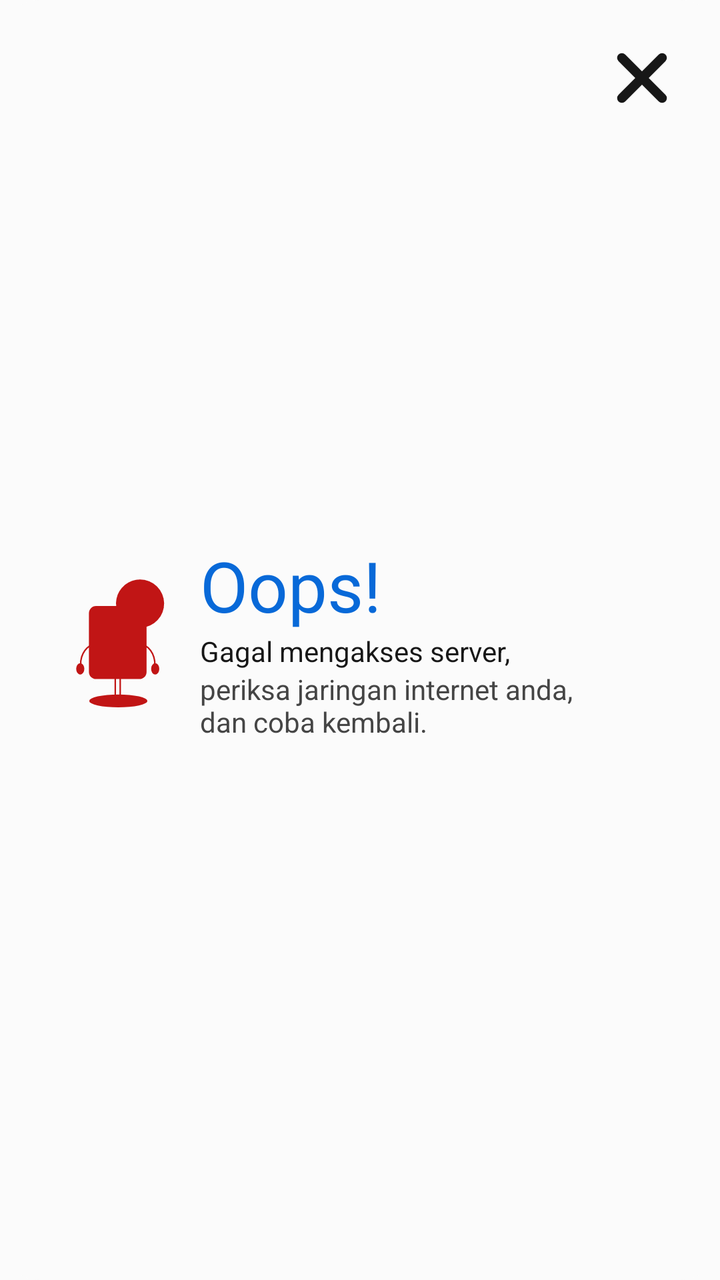
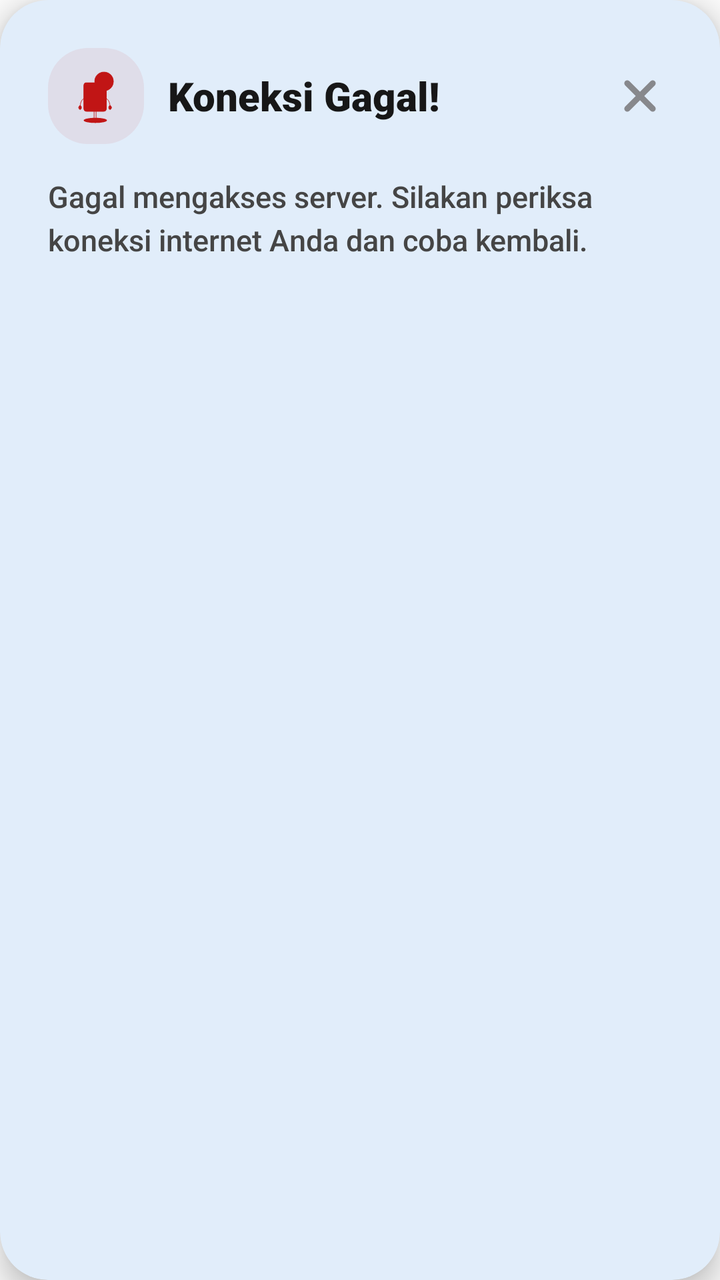

An Android layout rendered at two revisions. The XML below is the earlier revision; the diff shows what the commit changed to produce the second picture.
<!-- AndroidManifest.xml: application theme Theme.AppPemko -->
<!-- res/layout/view_error.xml -->
<?xml version="1.0" encoding="utf-8"?>

<LinearLayout xmlns:android="http://schemas.android.com/apk/res/android"
    xmlns:app="http://schemas.android.com/apk/res-auto"
    android:layout_width="match_parent"
    android:layout_height="200dp"
    android:background="@drawable/backgoundovalputih"
    android:backgroundTint="@color/surface_main"
    android:layout_margin="20dp"
    >
        <RelativeLayout
            android:layout_width="match_parent"
            android:layout_height="match_parent"
            android:padding="20dp">

            <ImageView
                android:layout_width="80dp"
                android:layout_height="80dp"
                app:srcCompat="@drawable/ic_emot_error"
                app:tint="@color/merah"
                android:id="@+id/emoticon"
                android:layout_centerVertical="true"/>

            <LinearLayout
                android:layout_toRightOf="@+id/emoticon"
                android:layout_width="wrap_content"
                android:layout_height="wrap_content"
                android:layout_centerInParent="true"
                android:orientation="vertical"
                >

                <TextView
                    android:layout_width="wrap_content"
                    android:layout_height="wrap_content"
                    android:text="Oops!"
                    android:textSize="35sp"
                    android:textColor="@color/primary_brand"
                    />

                <TextView
                    android:layout_width="wrap_content"
                    android:layout_height="wrap_content"
                    android:text="Gagal mengakses server,"
                    android:textColor="@color/text_primary"

                    android:textSize="14sp"
                    />

                <TextView
                    android:layout_width="wrap_content"
                    android:layout_height="wrap_content"
                    android:text="periksa jaringan internet anda, \ndan coba kembali."
                    android:textColor="@color/text_secondary"
                    android:textSize="14sp"
                    />

            </LinearLayout>


            <ImageView
                android:id="@+id/tvTutupDialog"
                android:layout_width="38dp"
                android:layout_height="38dp"
                android:layout_alignParentTop="true"
                android:layout_alignParentEnd="true"
                android:clickable="true"
                android:src="@drawable/one_close"
                app:tint="@color/text_primary"
                android:focusable="true"/>

        </RelativeLayout>
</LinearLayout>
<!-- resources referenced by this layout -->
<resources>
  <color name="merah">#C11515</color>
  <color name="primary_brand">#0869D8</color>
  <color name="surface_main">#FFFFFF</color>
  <color name="text_primary">#171717</color>
  <color name="text_secondary">#454545</color>
  <!-- drawable backgoundovalputih (drawable) -->
  <?xml version="1.0" encoding="utf-8"?>
  
  <shape xmlns:android="http://schemas.android.com/apk/res/android"
      android:tintMode="multiply"
      android:shape="rectangle"
      >
  
      <solid
          android:color="@color/background_color"/>
      <corners
          android:radius="20dp"/>
  </shape>
  <!-- drawable ic_emot_error: vector/xml drawable (drawable, 7223 chars, omitted) -->
  <!-- drawable one_close (drawable) -->
  <vector xmlns:android="http://schemas.android.com/apk/res/android" android:height="30dp" android:viewportHeight="1024" android:viewportWidth="1024" android:width="30dp">
        
      <path android:fillColor="@color/font" android:pathData="M195.2,195.2a64,64 0,0 1,90.5 0L512,421.5 738.3,195.2a64,64 0,0 1,90.5 90.5L602.5,512 828.8,738.3a64,64 0,0 1,-90.5 90.5L512,602.5 285.7,828.8a64,64 0,0 1,-90.5 -90.5L421.5,512 195.2,285.7a64,64 0,0 1,0 -90.5z"/>
      
  </vector>
  <style name="Theme.AppPemko" parent="Base.Theme.AppPemko">
          <item name="android:textColor">@color/text_primary</item>
      </style>
  <color name="background_color">#FBFBFB</color>
  <color name="font">#454545</color>
  <style name="Base.Theme.AppPemko" parent="Theme.Material3.DayNight.NoActionBar">
          <item name="colorPrimary">@color/primary_brand</item>
          <item name="colorOnPrimary">@color/on_primary_brand</item>
          <item name="colorSecondary">@color/brand_secondary</item>
          <item name="colorOnSecondary">@color/white</item>
          <item name="colorSurface">@color/surface_main</item>
          <item name="colorOnSurface">@color/text_primary</item>
          <item name="colorSurfaceVariant">@color/surface_variant</item>
          <item name="colorOnSurfaceVariant">@color/text_secondary</item>
          <item name="android:statusBarColor">@color/primary_brand</item>
          <item name="android:windowBackground">@color/background_main</item>
          <item name="android:fontFamily">sans-serif</item>
          <item name="android:windowAnimationStyle">@style/Animation.App.Activity</item>
      </style>
  <color name="on_primary_brand">#FFFFFF</color>
  <color name="brand_secondary">#E91E63</color>
  <color name="white">#FFFFFF</color>
  <color name="surface_variant">#F4F4F4</color>
  <color name="background_main">#FBFBFB</color>
  <style name="Animation.App.Activity" parent="@android:style/Animation.Activity">
          <item name="android:activityOpenEnterAnimation">@anim/slide_in_right</item>
          <item name="android:activityOpenExitAnimation">@anim/slide_out_left</item>
          <item name="android:activityCloseEnterAnimation">@anim/slide_in_left</item>
          <item name="android:activityCloseExitAnimation">@anim/slide_out_right</item>
      </style>
</resources>

<!-- the commit's change to res/layout/view_error.xml (unified diff, before → after) -->
@@ -1,72 +1,72 @@
 <?xml version="1.0" encoding="utf-8"?>
 
-<LinearLayout xmlns:android="http://schemas.android.com/apk/res/android"
+<com.google.android.material.card.MaterialCardView xmlns:android="http://schemas.android.com/apk/res/android"
     xmlns:app="http://schemas.android.com/apk/res-auto"
     android:layout_width="match_parent"
-    android:layout_height="200dp"
-    android:background="@drawable/backgoundovalputih"
-    android:backgroundTint="@color/surface_main"
+    android:layout_height="wrap_content"
     android:layout_margin="20dp"
-    >
+    app:cardBackgroundColor="@color/surface_main"
+    app:cardCornerRadius="24dp"
+    app:cardElevation="8dp"
+    app:strokeWidth="0dp">
+
+    <LinearLayout
+        android:layout_width="match_parent"
+        android:layout_height="wrap_content"
+        android:orientation="vertical"
+        android:padding="24dp">
+
         <RelativeLayout
             android:layout_width="match_parent"
-            android:layout_height="match_parent"
-            android:padding="20dp">
+            android:layout_height="wrap_content"
+            android:layout_marginBottom="16dp">
 
             <ImageView
-                android:layout_width="80dp"
-                android:layout_height="80dp"
+                android:id="@+id/emoticon"
+                android:layout_width="48dp"
+                android:layout_height="48dp"
+                android:layout_centerVertical="true"
+                android:layout_marginEnd="12dp"
+                android:background="@drawable/backgoundovalabuabu"
+                android:backgroundTint="#12C11515"
+                android:padding="8dp"
                 app:srcCompat="@drawable/ic_emot_error"
                 app:tint="@color/merah"
-                android:id="@+id/emoticon"
-                android:layout_centerVertical="true"/>
+                android:contentDescription="Ikon Error" />
 
-            <LinearLayout
-                android:layout_toRightOf="@+id/emoticon"
+            <TextView
                 android:layout_width="wrap_content"
                 android:layout_height="wrap_content"
-                android:layout_centerInParent="true"
-                android:orientation="vertical"
-                >
-
-                <TextView
-                    android:layout_width="wrap_content"
-                    android:layout_height="wrap_content"
-                    android:text="Oops!"
-                    android:textSize="35sp"
-                    android:textColor="@color/primary_brand"
-                    />
-
-                <TextView
-                    android:layout_width="wrap_content"
-                    android:layout_height="wrap_content"
-                    android:text="Gagal mengakses server,"
-                    android:textColor="@color/text_primary"
-
-                    android:textSize="14sp"
-                    />
-
-                <TextView
-                    android:layout_width="wrap_content"
-                    android:layout_height="wrap_content"
-                    android:text="periksa jaringan internet anda, \ndan coba kembali."
-                    android:textColor="@color/text_secondary"
-                    android:textSize="14sp"
-                    />
-
-            </LinearLayout>
-
+                android:layout_centerVertical="true"
+                android:layout_toEndOf="@+id/emoticon"
+                android:text="Koneksi Gagal!"
+                android:textColor="@color/text_primary"
+                android:textSize="20sp"
+                android:fontFamily="sans-serif-black" />
 
             <ImageView
                 android:id="@+id/tvTutupDialog"
-                android:layout_width="38dp"
-                android:layout_height="38dp"
-                android:layout_alignParentTop="true"
+                android:layout_width="32dp"
+                android:layout_height="32dp"
                 android:layout_alignParentEnd="true"
+                android:layout_centerVertical="true"
+                android:background="?attr/selectableItemBackgroundBorderless"
                 android:clickable="true"
+                android:focusable="true"
+                android:padding="4dp"
                 android:src="@drawable/one_close"
-                app:tint="@color/text_primary"
-                android:focusable="true"/>
+                app:tint="@color/text_hint"
+                android:contentDescription="Tutup" />
+        </RelativeLayout>
 
-        </RelativeLayout>
-</LinearLayout>
+        <TextView
+            android:layout_width="match_parent"
+            android:layout_height="wrap_content"
+            android:fontFamily="sans-serif-medium"
+            android:text="Gagal mengakses server. Silakan periksa koneksi internet Anda dan coba kembali."
+            android:textColor="@color/text_secondary"
+            android:textSize="15sp"
+            android:lineSpacingExtra="4dp" />
+
+    </LinearLayout>
+</com.google.android.material.card.MaterialCardView>
<!-- resource entries referenced after the edit -->
@@ -3,9 +3,10 @@
   <color name="merah">#C11515</color>
   <color name="primary_brand">#0869D8</color>
   <color name="surface_main">#FFFFFF</color>
+  <color name="text_hint">#87888c</color>
   <color name="text_primary">#171717</color>
   <color name="text_secondary">#454545</color>
-  <!-- drawable backgoundovalputih (drawable) -->
+  <!-- drawable backgoundovalabuabu (drawable) -->
   <?xml version="1.0" encoding="utf-8"?>
   
   <shape xmlns:android="http://schemas.android.com/apk/res/android"
@@ -14,7 +15,7 @@
       >
   
       <solid
-          android:color="@color/background_color"/>
+          android:color="@color/background_layout"/>
       <corners
           android:radius="20dp"/>
   </shape>
@@ -28,7 +29,7 @@
   <style name="Theme.AppPemko" parent="Base.Theme.AppPemko">
           <item name="android:textColor">@color/text_primary</item>
       </style>
-  <color name="background_color">#FBFBFB</color>
+  <color name="background_layout">#FFFFFF</color>
   <color name="font">#454545</color>
   <style name="Base.Theme.AppPemko" parent="Theme.Material3.DayNight.NoActionBar">
           <item name="colorPrimary">@color/primary_brand</item>
